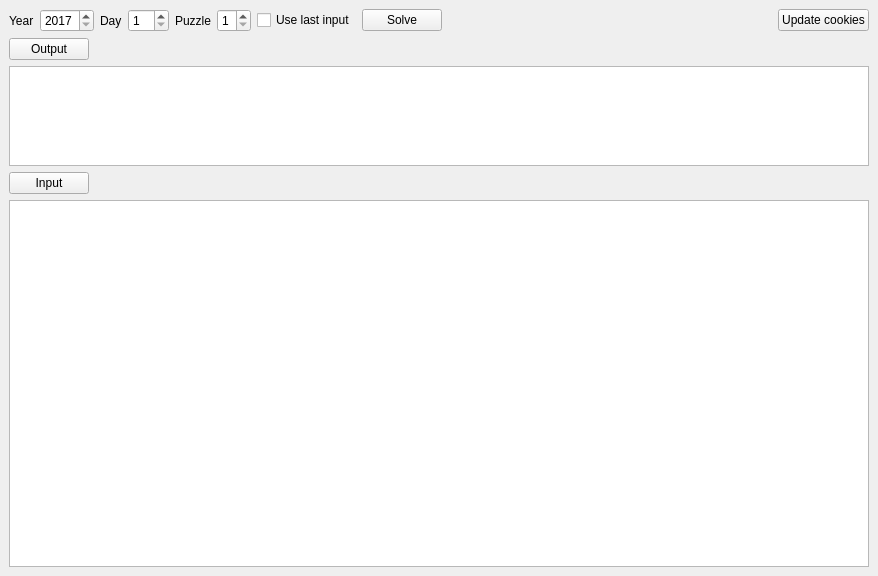
Above: mainwindow.ui from aboeuf/AdventOfCode_legacy before the change. Below: the same form after it.
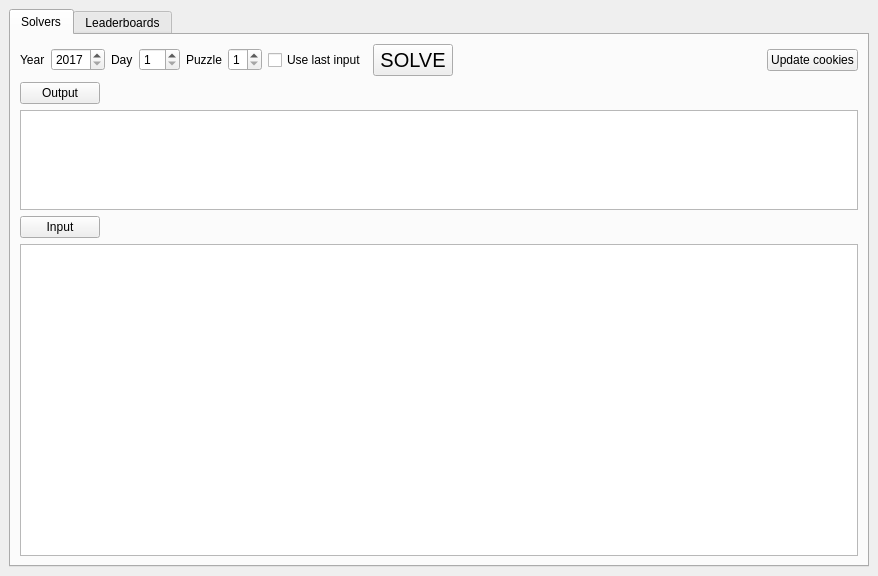
That is the form after the change.

Patch:
```diff
--- a/mainwindow.ui
+++ b/mainwindow.ui
@@ -14,6 +14,16 @@
    <string>Advent Of Code</string>
   </property>
   <widget class="QWidget" name="m_central_widget">
+   <layout class="QVBoxLayout" name="verticalLayout_3">
+    <item>
+     <widget class="QTabWidget" name="m_tab_widget">
+      <property name="currentIndex">
+       <number>0</number>
+      </property>
+      <widget class="QWidget" name="m_tab_solvers">
+       <attribute name="title">
+        <string>Solvers</string>
+       </attribute>
    <layout class="QVBoxLayout" name="verticalLayout">
     <item>
      <layout class="QHBoxLayout" name="m_horizontal_layout">
@@ -77,8 +87,13 @@
       </item>
       <item>
        <widget class="QPushButton" name="m_push_button_solve">
+            <property name="font">
+             <font>
+              <pointsize>15</pointsize>
+             </font>
+            </property>
         <property name="text">
-         <string>Solve</string>
+             <string>SOLVE</string>
         </property>
        </widget>
       </item>
@@ -136,6 +151,16 @@
       <property name="readOnly">
        <bool>true</bool>
       </property>
+         </widget>
+        </item>
+       </layout>
+      </widget>
+      <widget class="QWidget" name="m_tab_leaderboards">
+       <attribute name="title">
+        <string>Leaderboards</string>
+       </attribute>
+       <layout class="QVBoxLayout" name="verticalLayout_2"/>
+      </widget>
      </widget>
     </item>
    </layout>
```
Left out of the diff: 2 changed lines with no effect on the pictures. Lines whose indentation alone changed are shown as unchanged.
